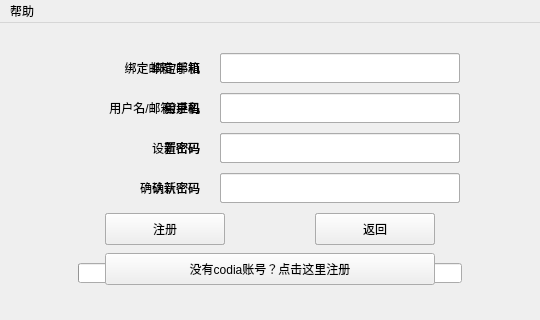
Above: loginWindow.ui from Camorgx/CodiaClient before the change. Below: the same form after it.
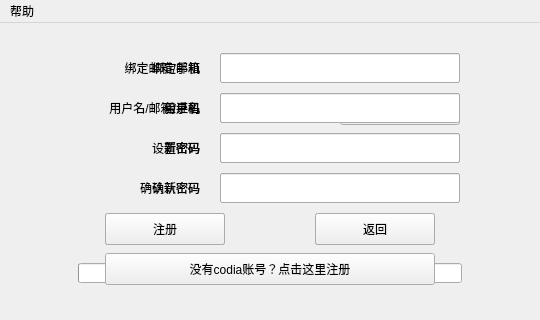
That is the form after the change. Icons and pictures are not drawn. Custom widgets are drawn as their Qt base class.

Patch:
```diff
--- a/loginWindow.ui
+++ b/loginWindow.ui
@@ -560,10 +560,10 @@
     <widget class="NewPushButton" name="pushButtonResetAcquire">
      <property name="geometry">
       <rect>
-       <x>350</x>
+       <x>340</x>
        <y>70</y>
-       <width>110</width>
-       <height>30</height>
+       <width>120</width>
+       <height>32</height>
       </rect>
      </property>
      <property name="text">
```
